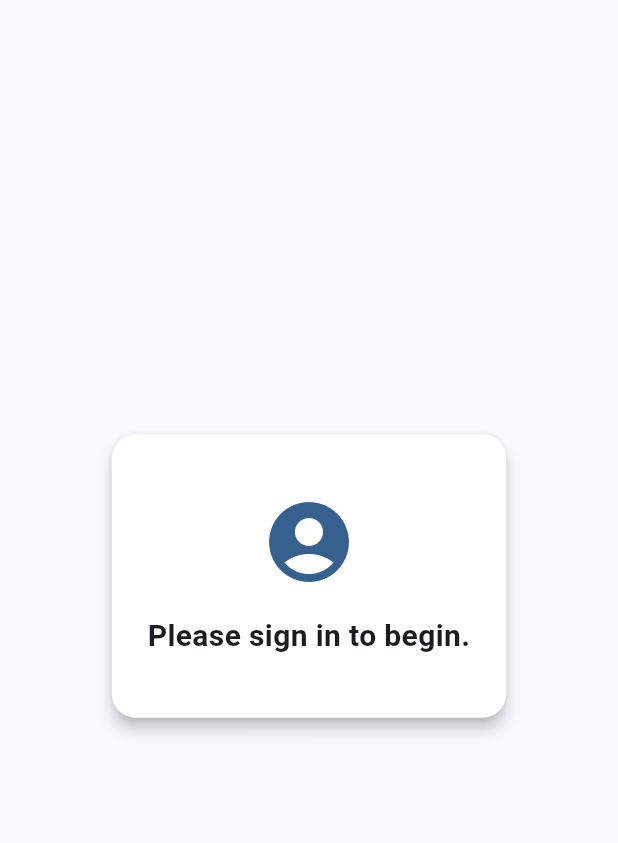
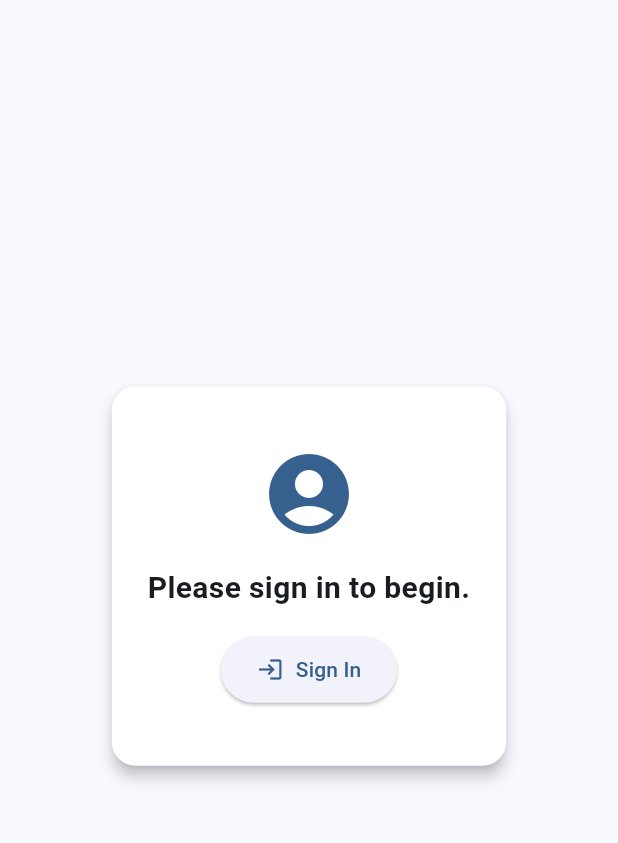
Before and after one commit to lkaixian/invoice-uploader, a Flutter app: the screen it shows after launch, on a phone screen of 412 x 824 dp, the part 84-927 px from its top. Run offline on Flutter 3.47's test engine with Material 3 defaults, Android fonts, the phone set to English and light mode, and no system bars; our stand-ins replace file_picker, fl_chart, google_sign_in, image_picker, shared_preferences.

Commit message:
Fix: UI Safe Area, Improve UX, Improve Sign In Flow; Hotfix: Fix bug for the bulk upload feature, implement Add more files options, fix overflow issue

```diff
--- a/lib/google_signin_helper.dart
+++ b/lib/google_signin_helper.dart
@@ -4,6 +4,16 @@ import 'package:invoice_scanner/l10n/app_localizations.dart';
 import 'package:shared_preferences/shared_preferences.dart';
 
 class GoogleDriveSignIn {
+  // Singleton instance
+  static final GoogleDriveSignIn _instance = GoogleDriveSignIn._internal();
+
+  // Private constructor
+  GoogleDriveSignIn._internal();
+
+  // Factory constructor returns the singleton
+  factory GoogleDriveSignIn() => _instance;
+
+  // Sign-In configuration
   final GoogleSignIn _googleSignIn = GoogleSignIn(
     scopes: [
       'https://www.googleapis.com/auth/drive.file',
@@ -11,15 +21,23 @@ class GoogleDriveSignIn {
     ],
   );
 
-  Future<GoogleSignInAccount?> signInSilently(){
-    return _googleSignIn.signInSilently();
+  // Returns the current signed-in account (if any)
+  GoogleSignInAccount? get currentUser => _googleSignIn.currentUser;
+
+  // Silent sign-in (used at app startup)
+  Future<GoogleSignInAccount?> trySilentSignIn() async {
+    try {
+      final account = await _googleSignIn.signInSilently();
+      return account;
+    } catch (e) {
+      debugPrint("Silent sign-in failed: $e");
+      return null;
+    }
   }
 
-  GoogleSignInAccount? get currentUser => _googleSignIn.currentUser;
-
+  // Prompts user to sign in and handles caching
   Future<GoogleSignInAccount?> signIn(BuildContext context) async {
     try {
-      // 🔐 Prompt user to sign in
       final account = await _googleSignIn.signIn();
       if (account == null) {
         debugPrint(S.of(context)!.signInCancelled);
@@ -30,13 +48,13 @@ class GoogleDriveSignIn {
       final previousEmail = prefs.getString('lastSignedInEmail');
       final currentEmail = account.email;
 
-      // 🧼 Clear spreadsheet ID cache if user changed
+      // Clear cached spreadsheet ID if user switched accounts
       if (previousEmail != null && previousEmail != currentEmail) {
         await prefs.remove('spreadsheetId');
         debugPrint("Switched Google account. Cleared cached spreadsheetId.");
       }
 
-      // 💾 Save the current email
+      // Save current email
       await prefs.setString('lastSignedInEmail', currentEmail);
 
       debugPrint(S.of(context)!.signedInMessage(currentEmail));
@@ -47,16 +65,7 @@ class GoogleDriveSignIn {
     }
   }
 
-  Future<GoogleSignInAccount?> trySilentSignIn() async {
-    try {
-      final account = await _googleSignIn.signInSilently();
-      return account;
-    } catch (e) {
-      debugPrint("Silent sign-in failed: $e");
-      return null;
-    }
-  }
-
+  // Signs the user out
   Future<void> signOut(BuildContext context) async {
     try {
       await _googleSignIn.signOut();
@@ -66,6 +75,7 @@ class GoogleDriveSignIn {
     }
   }
 
+  // Returns true if a user is signed in
   Future<bool> isSignedIn() async {
     return await _googleSignIn.isSignedIn();
   }
--- a/lib/main.dart
+++ b/lib/main.dart
@@ -10,6 +10,7 @@ import 'package:invoice_scanner/l10n/app_localizations.dart';
 import 'expense_overview_screen.dart';
 import 'settings_screen.dart';
 import 'bulk_upload_screen.dart';
+import 'category_service.dart';
 
 void main() => runApp(const MyApp());
 
@@ -40,6 +41,19 @@ class _MyAppState extends State<MyApp> {
     setState(() => _themeMode = mode);
   }
 
+  Widget _buildDrawerCard({
+    required IconData icon,
+    required String label,
+    required VoidCallback onTap,
+  }) {
+    return Padding(
+      padding: const EdgeInsets.symmetric(horizontal: 16.0, vertical: 8.0),
+      child: Card(
+        child: ListTile(leading: Icon(icon), title: Text(label), onTap: onTap),
+      ),
+    );
+  }
+
   Future<void> _loadThemeMode() async {
     final prefs = await SharedPreferences.getInstance();
     final themeString = prefs.getString('themeMode');
@@ -62,7 +76,7 @@ class _MyAppState extends State<MyApp> {
   }
 
   Future<void> _checkSignIn() async {
-    final account = await googleDriveSignIn.signInSilently();
+    final account = await googleDriveSignIn.trySilentSignIn();
     if (account != null && mounted) {
       setState(() {
         _user = account;
@@ -253,35 +267,16 @@ class _MyAppState extends State<MyApp> {
             ],
           ),
           drawer: Drawer(
-            child: ListView(
-              padding: EdgeInsets.zero,
+            child: SafeArea(
+              child: SingleChildScrollView(
+                child: Column(
                   children: [
-                Card(
-                  margin: const EdgeInsets.symmetric(
-                    horizontal: 12,
-                    vertical: 6,
-                  ),
-                  child: ListTile(
-                    leading: const Icon(Icons.settings),
-                    title: Text(S.of(context)!.settings),
-                    onTap: () {
-                      Navigator.pop(context);
-                      Navigator.push(
-                        context,
-                        MaterialPageRoute(
-                          builder: (context) => SettingsScreen(
-                            themeMode: _themeMode,
-                            onThemeChanged: (mode) => _setThemeMode(mode),
-                            onLocaleChanged: (locale) => _setLocale(locale),
-                          ),
-                        ),
-                      );
-                    },
-                  ),
-                ),
+                    // --- Header Section ---
                     _user == null
-                    ? DrawerHeader(
-                        decoration: BoxDecoration(
+                        ? Container(
+                            width: double.infinity,
+                            padding: const EdgeInsets.symmetric(vertical: 24),
+                            decoration: const BoxDecoration(
                               gradient: LinearGradient(
                                 colors: [Colors.blue, Colors.blueAccent],
                                 begin: Alignment.topLeft,
@@ -312,7 +307,9 @@ class _MyAppState extends State<MyApp> {
                             accountEmail: Text(_user!.email),
                             currentAccountPicture: _user!.photoUrl != null
                                 ? CircleAvatar(
-                                backgroundImage: NetworkImage(_user!.photoUrl!),
+                                    backgroundImage: NetworkImage(
+                                      _user!.photoUrl!,
+                                    ),
                                   )
                                 : CircleAvatar(
                                     backgroundColor: Colors.grey[400],
@@ -328,15 +325,31 @@ class _MyAppState extends State<MyApp> {
                                     ),
                                   ),
                           ),
+
+                    // --- Settings ---
+                    _buildDrawerCard(
+                      icon: Icons.settings,
+                      label: S.of(context)!.settings,
+                      onTap: () {
+                        Navigator.pop(context);
+                        Navigator.push(
+                          context,
+                          MaterialPageRoute(
+                            builder: (context) => SettingsScreen(
+                              themeMode: _themeMode,
+                              onThemeChanged: _setThemeMode,
+                              onLocaleChanged: _setLocale,
+                            ),
+                          ),
+                        );
+                      },
+                    ),
+
+                    // --- Auth and Feature Cards ---
                     if (_user != null) ...[
-                  Card(
-                    margin: const EdgeInsets.symmetric(
-                      horizontal: 12,
-                      vertical: 6,
-                    ),
-                    child: ListTile(
-                      leading: const Icon(Icons.upload_file),
-                      title: Text(S.of(context)!.receiptUpload),
+                      _buildDrawerCard(
+                        icon: Icons.upload_file,
+                        label: S.of(context)!.receiptUpload,
                         onTap: () {
                           Navigator.pop(context);
                           Navigator.push(
@@ -348,25 +361,17 @@ class _MyAppState extends State<MyApp> {
                           );
                         },
                       ),
-                  ),
-                  Card(
-                    margin: const EdgeInsets.symmetric(
-                      horizontal: 12,
-                      vertical: 6,
-                    ),
-                    child: ListTile(
-                      leading: const Icon(Icons.upload),
-                      title: Text(S.of(context)!.bulkUpload),
+                      _buildDrawerCard(
+                        icon: Icons.upload,
+                        label: S.of(context)!.bulkUpload,
                         onTap: () async {
                           Navigator.pop(context);
-                        // Ask user to pick a category first
-                        final helper = sheets.GoogleSheetsHelper(_user!);
-                        final spreadsheetId = await helper
-                            .getOrCreateMainSpreadsheet();
-                        final categories = await helper.getCategories(
-                          spreadsheetId,
-                        );
-                        String? selectedCategory;
+                          final categories =
+                              await CategoryService.loadCategories();
+                          String? selectedCategory = categories.isNotEmpty
+                              ? categories.first
+                              : null;
+
                           await showDialog(
                             context: context,
                             builder: (context) => AlertDialog(
@@ -389,18 +394,14 @@ class _MyAppState extends State<MyApp> {
                               ),
                             ),
                           );
+
                           if (selectedCategory != null) {
                             Navigator.push(
                               context,
                               MaterialPageRoute(
                                 builder: (context) => BulkUploadScreen(
                                   category: selectedCategory!,
-                                onUpload: (entries) async {
-                                  // Implement your upload logic here
-                                  // For each entry: entry.file, entry.date, entry.amount, widget.category
-                                  // Autogenerate filename if needed
-                                  // Use your GoogleSheetsHelper to upload
-                                },
+                                  onUpload: (entries) async {},
                                   user: _user!,
                                 ),
                               ),
@@ -408,44 +409,38 @@ class _MyAppState extends State<MyApp> {
                           }
                         },
                       ),
-                  ),
-                  Card(
-                    margin: const EdgeInsets.symmetric(
-                      horizontal: 12,
-                      vertical: 6,
-                    ),
-                    child: ListTile(
-                      leading: const Icon(Icons.table_chart),
-                      title: Text(S.of(context)!.spreadsheet),
+                      _buildDrawerCard(
+                        icon: Icons.table_chart,
+                        label: S.of(context)!.spreadsheet,
                         onTap: () async {
                           Navigator.pop(context);
                           final prefs = await SharedPreferences.getInstance();
-                        if (!mounted) return;
                           final lastCategory = prefs.getString(
                             "lastUsedCategory",
                           );
+
                           if (lastCategory == null) {
-                          if (!mounted) return;
                             ScaffoldMessenger.of(context).showSnackBar(
-                            SnackBar(content: Text(S.of(context)!.noCategory)),
+                              SnackBar(
+                                content: Text(S.of(context)!.noCategory),
+                              ),
                             );
                             return;
                           }
+
                           try {
                             final helper = sheets.GoogleSheetsHelper(_user!);
                             final sheetId = await helper
                                 .getOrCreateMainSpreadsheet();
-                          if (!mounted) return;
                             await helper.ensureCategorySheetExists(
                               sheetId,
                               lastCategory,
                             );
-                          if (!mounted) return;
                             await prefs.setString(
                               "sheetId_$lastCategory",
                               sheetId,
                             );
-                          if (!mounted) return;
+
                             Navigator.push(
                               context,
                               MaterialPageRoute(
@@ -457,7 +452,6 @@ class _MyAppState extends State<MyApp> {
                               ),
                             );
                           } catch (e) {
-                          if (!mounted) return;
                             ScaffoldMessenger.of(context).showSnackBar(
                               SnackBar(
                                 content: Text(
@@ -468,23 +462,14 @@ class _MyAppState extends State<MyApp> {
                           }
                         },
                       ),
-                  ),
-                  Card(
-                    margin: const EdgeInsets.symmetric(
-                      horizontal: 12,
-                      vertical: 6,
-                    ),
-                    child: ListTile(
-                      leading: const Icon(Icons.pie_chart),
-                      title: Text(
-                        S.of(context)!.viewExpenses,
-                      ), // Add "viewExpenses" to your ARB files
+                      _buildDrawerCard(
+                        icon: Icons.pie_chart,
+                        label: S.of(context)!.viewExpenses,
                         onTap: () async {
                           Navigator.pop(context);
                           final helper = sheets.GoogleSheetsHelper(_user!);
                           final spreadsheetId = await helper
                               .getOrCreateMainSpreadsheet();
-                        if (!mounted) return;
                           Navigator.push(
                             context,
                             MaterialPageRoute(
@@ -496,42 +481,34 @@ class _MyAppState extends State<MyApp> {
                           );
                         },
                       ),
-                  ),
                     ],
+
                     if (_user == null)
-                  Card(
-                    margin: const EdgeInsets.symmetric(
-                      horizontal: 12,
-                      vertical: 6,
-                    ),
-                    child: ListTile(
-                      leading: const Icon(Icons.login),
-                      title: Text(S.of(context)!.signInButton),
+                      _buildDrawerCard(
+                        icon: Icons.login,
+                        label: S.of(context)!.signInButton,
                         onTap: () async {
                           Navigator.pop(context);
                           await _handleSignIn(context);
                         },
                       ),
-                  ),
+
                     if (_user != null)
-                  Card(
-                    margin: const EdgeInsets.symmetric(
-                      horizontal: 12,
-                      vertical: 6,
-                    ),
-                    child: ListTile(
-                      leading: const Icon(Icons.logout),
-                      title: Text(S.of(context)!.signOutButton),
+                      _buildDrawerCard(
+                        icon: Icons.logout,
+                        label: S.of(context)!.signOutButton,
                         onTap: () async {
                           Navigator.pop(context);
                           await _handleSignOut(context);
                         },
                       ),
-                  ),
                   ],
                 ),
               ),
-          body: Center(
+            ),
+          ),
+          body: SafeArea(
+            child: Center(
               child: Card(
                 margin: const EdgeInsets.all(24),
                 elevation: 4,
@@ -558,7 +535,9 @@ class _MyAppState extends State<MyApp> {
                         _user != null
                             ? S
                                   .of(context)!
-                                .welcomeUser(_user!.displayName ?? _user!.email)
+                                  .welcomeUser(
+                                    _user!.displayName ?? _user!.email,
+                                  )
                             : S.of(context)!.pleaseSignIn,
                         style: const TextStyle(
                           fontSize: 20,
@@ -566,7 +545,20 @@ class _MyAppState extends State<MyApp> {
                         ),
                         textAlign: TextAlign.center,
                       ),
+                      if (_user == null) const SizedBox(height: 16),
+                      ElevatedButton.icon(
+                        icon: const Icon(Icons.login),
+                        onPressed: () => _handleSignIn(context),
+                        label: Text(S.of(context)!.signInButton),
+                        style: ElevatedButton.styleFrom(
+                          padding: const EdgeInsets.symmetric(
+                            horizontal: 24,
+                            vertical: 12,
+                          ),
+                        ),
+                      ),
                     ],
+                  ),
                 ),
               ),
             ),
--- a/lib/spreadsheet_list_screen.dart
+++ b/lib/spreadsheet_list_screen.dart
@@ -48,9 +48,7 @@ class _SpreadsheetListScreenState extends State<SpreadsheetListScreen> {
               itemCount: _rows.length,
               itemBuilder: (context, index) {
                 final row = _rows[index];
-                return ListTile(
-                  title: Text(row.join(" | ")),
-                );
+                return ListTile(title: Text(row.join(" | ")));
               },
             ),
     );
--- a/pubspec.yaml
+++ b/pubspec.yaml
@@ -1,7 +1,7 @@
 name: invoice_scanner
 description: "Invoice Scanner App"
 
-version: 1.1.0+2
+version: 1.2.0+3
 
 environment:
   sdk: ^3.8.1
```
Also changed, not shown: lib/bulk_upload_screen.dart (+57 -16 lines), lib/category_service.dart (added, +34 -0 lines), lib/google_drive_helper.dart (+9 -6 lines), lib/receipt_upload.dart (+10 -18 lines), lib/spreadsheet_view_screen.dart (+37 -19 lines), 1 other file. Lines whose indentation alone changed are shown as unchanged.
